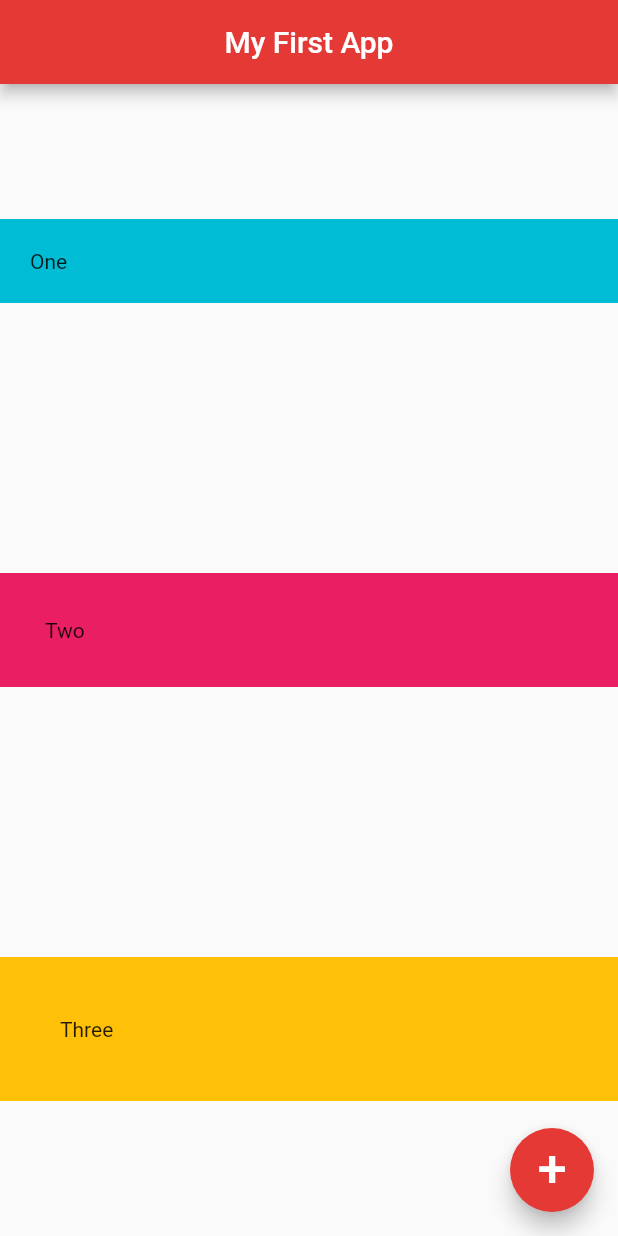
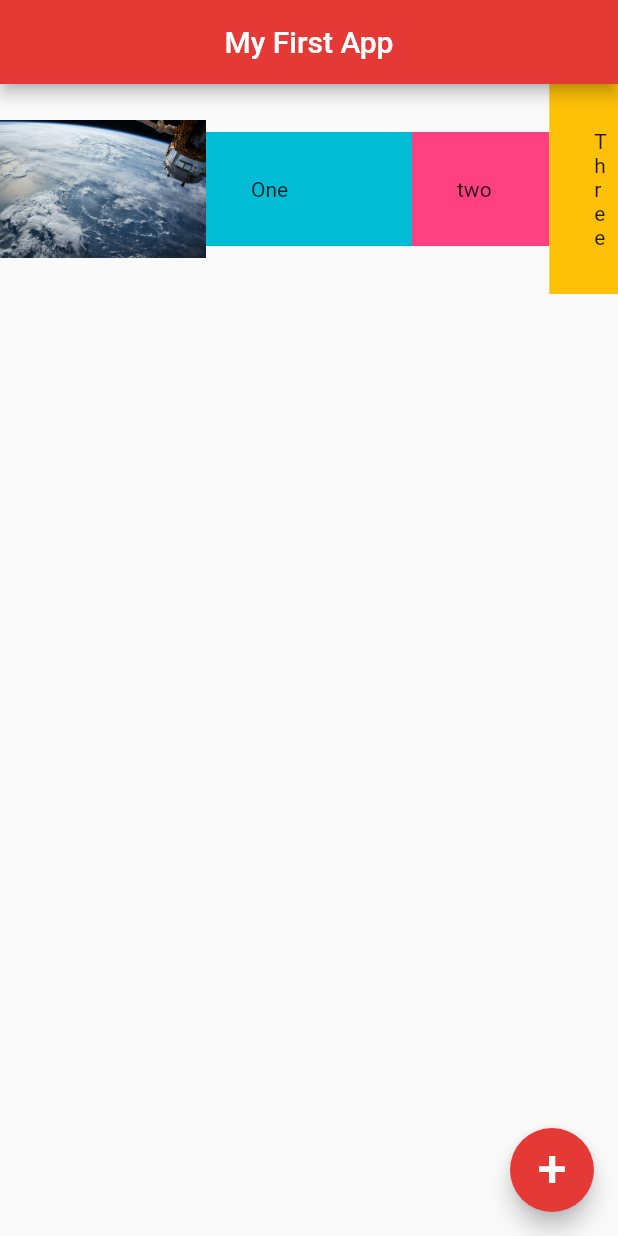
Before and after one commit to daktari01/flutterlings, a Flutter app: the screen it shows after launch, on a phone screen of 412 x 824 dp. Run offline on Flutter 3.47's test engine with Material 2 defaults, Android fonts, the phone set to English and light mode, and no system bars.

Commit message:
Working with Expanded widgets

```diff
--- a/lib/main.dart
+++ b/lib/main.dart
@@ -13,25 +13,36 @@ class Home extends StatelessWidget {
         centerTitle: true,
         backgroundColor: Colors.red[600],
       ),
-      body: Column(
-        mainAxisAlignment: MainAxisAlignment.spaceAround,
-        crossAxisAlignment: CrossAxisAlignment.stretch,
+      body: Row(
         children: [
-          Container(
-            padding: EdgeInsets.all(20.0),
-            color: Colors.cyan,
-            child: Text('One'),
+          Expanded(
+            flex: 3,
+            child: Image.asset('assets/images/space3.jpg'),
           ),
-          Container(
-            padding: EdgeInsets.all(30.0),
-            color: Colors.pink,
-            child: Text('Two'),
+          Expanded(
+            flex: 3,
+            child: Container(
+              padding: EdgeInsets.all(30.0),
+              color: Colors.cyan,
+              child: Text('One'),
+            ),
           ),
-          Container(
-            padding: EdgeInsets.all(40.0),
-            color: Colors.amber,
-            child: Text('Three'),
+          Expanded(
+            flex: 2,
+            child: Container(
+              padding: EdgeInsets.all(30.0),
+              color: Colors.pinkAccent,
+              child: Text('two'),
+            ),
           ),
+          Expanded(
+            flex: 1,
+            child: Container(
+              padding: EdgeInsets.all(30.0),
+              color: Colors.amber,
+              child: Text('Three'),
+            ),
+          )
         ],
       ),
       floatingActionButton: FloatingActionButton(
```
